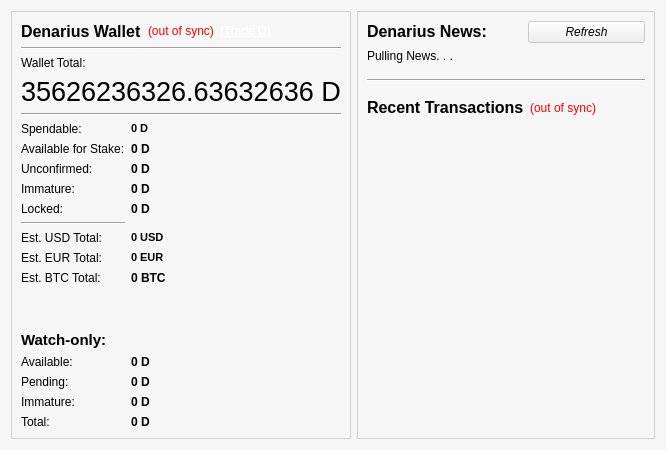
The window that src/qt/forms/overviewpage.ui (innova-foundation/innova) describes before a commit, drawn with Qt 5.
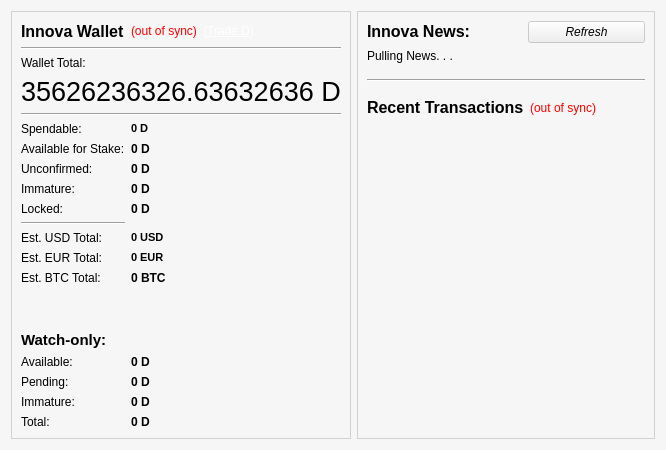
The same window after the commit. Icons and pictures are not drawn.

What changed in the file:
```diff
--- a/src/qt/forms/overviewpage.ui
+++ b/src/qt/forms/overviewpage.ui
@@ -564,7 +564,7 @@
              <string notr="true"/>
             </property>
             <property name="text">
-             <string>Denarius Wallet</string>
+             <string>Innova Wallet</string>
             </property>
            </widget>
           </item>
@@ -781,7 +781,7 @@
            </font>
           </property>
           <property name="text">
-           <string>Denarius News:</string>
+           <string>Innova News:</string>
           </property>
          </widget>
         </item>
```
Left out of the diff: 4 changed lines with no effect on the pictures.
